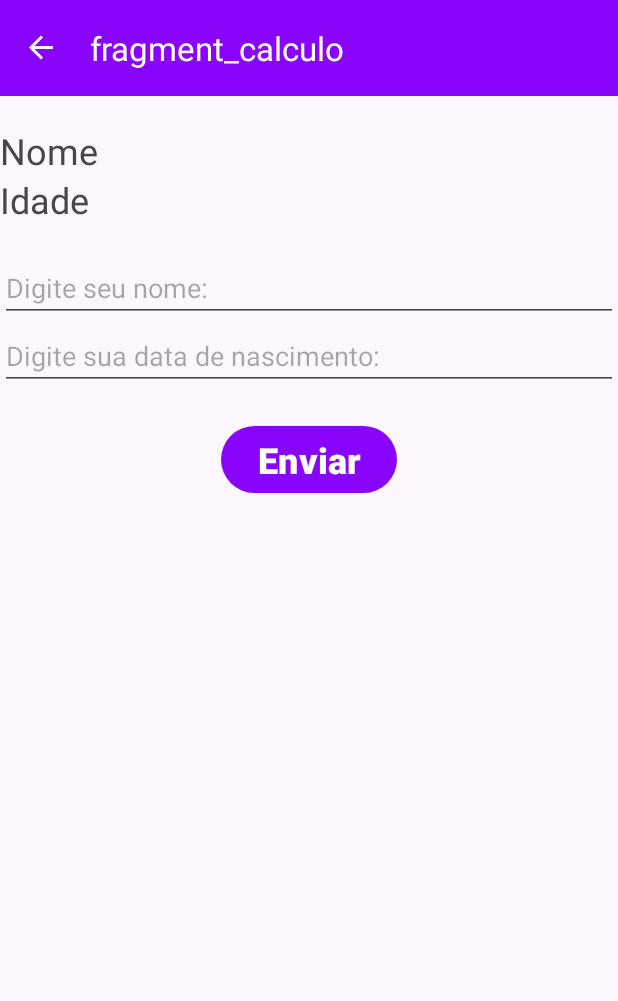
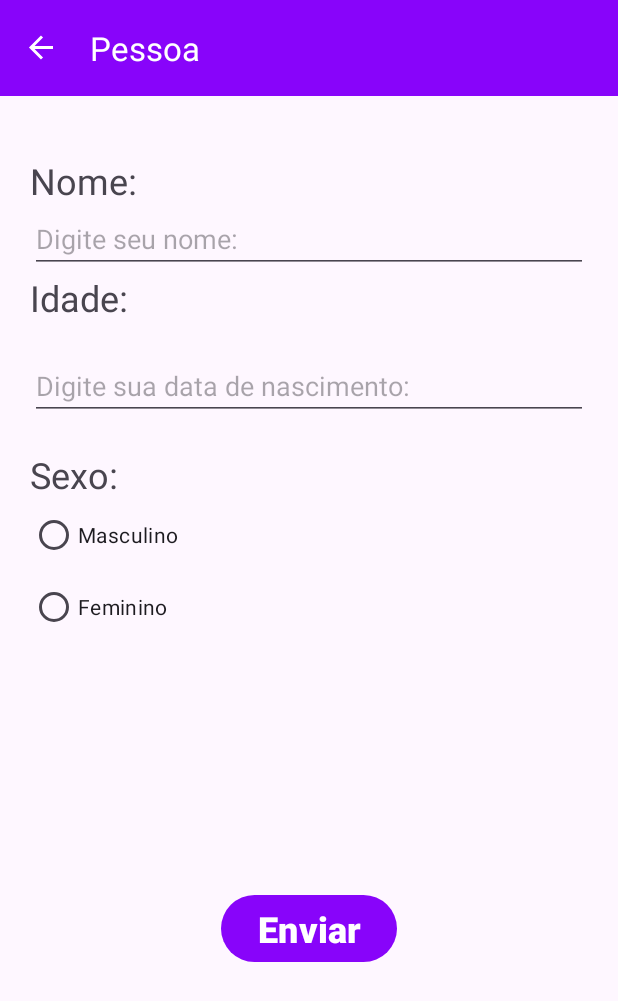
Before and after one commit to GrMatheus1/FirstApp, an Android app: the PessoaFragment screen opened through its navigation route, after a tap on "Enviar", on a phone screen of 412 x 824 dp. Shown: the top 1001 px of the screen. Run offline under Robolectric (Android 15) with nearby library versions, the phone set to English and light mode, and no system bars; our stand-ins replace navigation-ui.

Commit message:
Criado campo Faixa Etária e Sexo

```diff
--- a/app/src/main/java/com/matheus/firstapp/service/model/Pessoa.kt
+++ b/app/src/main/java/com/matheus/firstapp/service/model/Pessoa.kt
@@ -8,5 +8,7 @@ data class Pessoa(
     @PrimaryKey(autoGenerate = true)
     var id: Int = 0,
     var nome: String = "",
-    var idade: Int = 0
+    var idade: Int = 0,
+    var sexo : String = "",
+    var faixa: String = ""
 )
--- a/app/src/main/java/com/matheus/firstapp/view/HomeFragment.kt
+++ b/app/src/main/java/com/matheus/firstapp/view/HomeFragment.kt
@@ -7,7 +7,6 @@ import android.view.View
 import android.view.ViewGroup
 import androidx.navigation.fragment.findNavController
 import com.matheus.firstapp.R
-import com.matheus.firstapp.databinding.FragmentCalculoBinding
 import com.matheus.firstapp.databinding.FragmentHomeBinding
 
 class HomeFragment : Fragment() {
@@ -26,8 +25,8 @@ class HomeFragment : Fragment() {
 
     override fun onViewCreated(view: View, savedInstanceState: Bundle?) {
         super.onViewCreated(view, savedInstanceState)
-        binding.btnCalculo.setOnClickListener {
-            findNavController().navigate(R.id.calculoFragment)
+        binding.btnCadastroPessoa.setOnClickListener {
+            findNavController().navigate(R.id.allPessoasFragment)
         }
         binding.btnVerifica.setOnClickListener {
             findNavController().navigate(R.id.verificaFragment)
--- a/app/src/main/java/com/matheus/firstapp/view/PessoaFragment.kt
+++ b/app/src/main/java/com/matheus/firstapp/view/PessoaFragment.kt
@@ -7,7 +7,8 @@ import android.view.View
 import android.view.ViewGroup
 import android.widget.Toast
 import androidx.fragment.app.viewModels
-import com.matheus.firstapp.databinding.FragmentCalculoBinding
+import androidx.navigation.fragment.findNavController
+import com.matheus.firstapp.databinding.FragmentPessoaBinding
 import com.matheus.firstapp.service.model.Pessoa
 import com.matheus.firstapp.viewmodel.PessoaViewModel
 
@@ -15,14 +16,14 @@ import com.matheus.firstapp.viewmodel.PessoaViewModel
 class PessoaFragment : Fragment(){
     private val viewModel: PessoaViewModel by viewModels()
 
-    private var _binding : FragmentCalculoBinding? = null
-    private val binding : FragmentCalculoBinding get() = _binding!!
+    private var _binding : FragmentPessoaBinding? = null
+    private val binding : FragmentPessoaBinding get() = _binding!!
     override fun onCreateView(
         inflater: LayoutInflater, container: ViewGroup?,
         savedInstanceState: Bundle?
     ): View? {
         // Inflate the layout for this fragment
-        _binding = FragmentCalculoBinding.inflate(inflater, container, false)
+        _binding = FragmentPessoaBinding.inflate(inflater, container, false)
         return binding.root
     }
 
@@ -32,31 +33,46 @@ class PessoaFragment : Fragment(){
         binding.btnEnviar.setOnClickListener {
             var nome = binding.edtNome.editableText.toString()
             var anoNascimento = binding.edtNascimento.editableText.toString()
+            var faixa = ""
+            var sexo = ""
 
             if (nome != "" && anoNascimento != ""){
-                binding.tvNome.text = "Nome: $nome"
 
+                if (binding.rbMasculino.isChecked){
+                    sexo = "Masculino"
+                } else{
+                    sexo = "Feminino"
+                }
 
 //            val anoAtual = LocalDateTime.now().year
                 var idade = 2024 - anoNascimento.toInt()
 
-                binding.tvIdade.text = "Idade: $idade"
+                // Faixa Etária
+                if (idade <= 12){
+                    faixa = "Criança"
+                } else if (idade <= 17){
+                    faixa = "Adolescente"
+                } else if (idade <= 64){
+                    faixa = "Adulto"
+                } else{
+                    faixa = "Idoso"
+                }
 
                 val pessoa = Pessoa(
                     nome = nome,
-                    idade = idade
+                    idade = idade,
+                    faixa = faixa,
+                    sexo = sexo
                 )
 
                 viewModel.insert(pessoa)
 
                 binding.edtNome.editableText.clear()
                 binding.edtNascimento.editableText.clear()
+                findNavController().navigateUp()
             } else {
-                Toast.makeText(requireContext(), "DIGITA AI SEU FDP", Toast.LENGTH_LONG).show()
+                Toast.makeText(requireContext(), "DIGITA AI", Toast.LENGTH_LONG).show()
             }
-
-
-
         }
     }
 }
--- a/app/src/main/java/com/matheus/firstapp/view/VerificaFragment.kt
+++ b/app/src/main/java/com/matheus/firstapp/view/VerificaFragment.kt
@@ -5,8 +5,6 @@ import androidx.fragment.app.Fragment
 import android.view.LayoutInflater
 import android.view.View
 import android.view.ViewGroup
-import com.matheus.firstapp.R
-import com.matheus.firstapp.databinding.FragmentCalculoBinding
 import com.matheus.firstapp.databinding.FragmentVerificaBinding
 
 
--- /dev/null
+++ b/app/src/main/res/drawable/ic_masculino.xml
@@ -0,0 +1,6 @@
+<vector android:height="24dp" android:tint="#000000"
+    android:viewportHeight="24" android:viewportWidth="24"
+    android:width="24dp" xmlns:android="http://schemas.android.com/apk/res/android">
+    <path android:fillColor="@android:color/white" android:pathData="M14,7h-4C8.9,7 8,7.9 8,9v6h2v7h4v-7h2V9C16,7.9 15.1,7 14,7z"/>
+    <path android:fillColor="@android:color/white" android:pathData="M12,4m-2,0a2,2 0,1 1,4 0a2,2 0,1 1,-4 0"/>
+</vector>
--- a/app/src/main/res/layout/fragment_home.xml
+++ b/app/src/main/res/layout/fragment_home.xml
@@ -7,10 +7,10 @@
     android:orientation="vertical">
 
     <Button
-        android:id="@+id/btnCalculo"
+        android:id="@+id/btnCadastroPessoa"
         android:layout_width="match_parent"
         android:layout_height="wrap_content"
-        android:text="Calcular idade"/>
+        android:text="Cadastro de pessoas"/>
 
     <Button
         android:id="@+id/btnVerifica"
--- a/app/src/main/res/layout/fragment_calculo.xml
+++ b/app/src/main/res/layout/fragment_pessoa.xml
@@ -4,26 +4,17 @@
     android:layout_width="match_parent"
     android:layout_height="match_parent"
     android:orientation="vertical"
-    tools:context=".view.PessoaFragment">
+    tools:context=".view.PessoaFragment"
+    android:padding="20dp">
 
     <TextView
         android:id="@+id/tvNome"
         android:layout_width="wrap_content"
         android:layout_height="wrap_content"
-        android:text="Nome"
+        android:text="Nome:"
         android:textSize="24sp"
         android:layout_marginTop="20sp"
         tools:ignore="HardcodedText" />
-
-    <TextView
-        android:id="@+id/tvIdade"
-        android:layout_width="wrap_content"
-        android:layout_height="wrap_content"
-        android:text="Idade"
-        android:textSize="24sp"
-        android:layout_marginBottom="20sp"
-        tools:ignore="HardcodedText" />
-
     <EditText
         android:id="@+id/edtNome"
         android:layout_width="match_parent"
@@ -33,6 +24,14 @@
         tools:ignore="HardcodedText"
         android:autofillHints="" />
 
+    <TextView
+        android:id="@+id/tvIdade"
+        android:layout_width="wrap_content"
+        android:layout_height="wrap_content"
+        android:text="Idade: "
+        android:textSize="24sp"
+        android:layout_marginBottom="20sp"
+        tools:ignore="HardcodedText" />
     <EditText
         android:id="@+id/edtNascimento"
         android:layout_width="match_parent"
@@ -42,14 +41,41 @@
         tools:ignore="HardcodedText"
         android:layout_marginBottom="20sp"
         android:autofillHints="" />
+    <TextView
+        android:layout_width="match_parent"
+        android:layout_height="wrap_content"
+        android:text="Sexo:"
+        android:textSize="24sp"/>
+    <RadioGroup
+        android:id="@+id/rgSexo"
+        android:layout_width="200dp"
+        android:layout_height="100dp">
+        <RadioButton
+            android:id="@+id/rbMasculino"
+            android:layout_width="match_parent"
+            android:layout_height="wrap_content"
+            android:text="Masculino" />
+
+
+        <RadioButton
+            android:id="@+id/rbFeminino"
+            android:layout_width="match_parent"
+            android:layout_height="wrap_content"
+            android:text="Feminino" />
+    </RadioGroup>
 
     <Button
         android:id="@+id/btnEnviar"
         android:layout_width="wrap_content"
         android:layout_height="wrap_content"
-        android:layout_gravity="center"
+        android:layout_gravity="center_horizontal"
+        android:layout_marginTop="160dp"
+        android:layout_marginBottom="20dp"
         android:text="Enviar"
         android:textSize="24sp"
         android:textStyle="bold"
         tools:ignore="HardcodedText" />
+
+
+
 </LinearLayout>
--- a/app/src/main/res/navigation/mobile_navigation.xml
+++ b/app/src/main/res/navigation/mobile_navigation.xml
@@ -6,10 +6,10 @@
     app:startDestination="@id/homeFragment">
 
     <fragment
-        android:id="@+id/calculoFragment"
+        android:id="@+id/pessoaFragment"
         android:name="com.matheus.firstapp.view.PessoaFragment"
-        android:label="fragment_calculo"
-        tools:layout="@layout/fragment_calculo" />
+        android:label="Pessoa"
+        tools:layout="@layout/fragment_pessoa" />
     <fragment
         android:id="@+id/verificaFragment"
         android:name="com.matheus.firstapp.view.VerificaFragment"
@@ -18,6 +18,11 @@
     <fragment
         android:id="@+id/homeFragment"
         android:name="com.matheus.firstapp.view.HomeFragment"
-        android:label="fragment_home"
+        android:label="First App"
         tools:layout="@layout/fragment_home" />
+    <fragment
+        android:id="@+id/allPessoasFragment"
+        android:name="com.matheus.firstapp.view.AllPessoasFragment"
+        android:label="Pessoas"
+        tools:layout="@layout/fragment_all_pessoas" />
 </navigation>
```
Also changed, not shown: app/src/main/java/com/matheus/firstapp/service/repository/PessoaRepository.kt (+4 -4 lines), app/src/main/java/com/matheus/firstapp/view/AllPessoasFragment.kt (+41 -42 lines), app/src/main/java/com/matheus/firstapp/view/adapter/PessoaAdapter.kt (added, +58 -0 lines), app/src/main/java/com/matheus/firstapp/viewmodel/AllPessoasViewModel.kt (added, +23 -0 lines), app/src/main/res/layout/fragment_all_pessoas.xml (+17 -6 lines), app/src/main/res/layout/list_item_pessoa.xml (added, +83 -0 lines), app/src/main/res/drawable/masculino.png (added).
